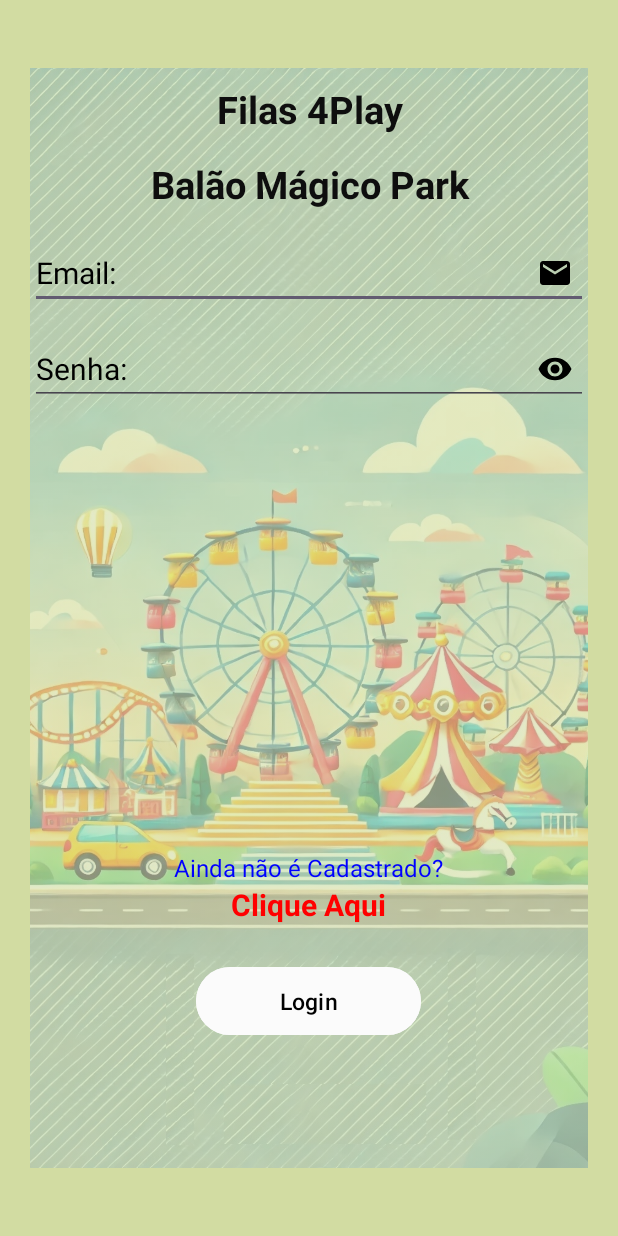
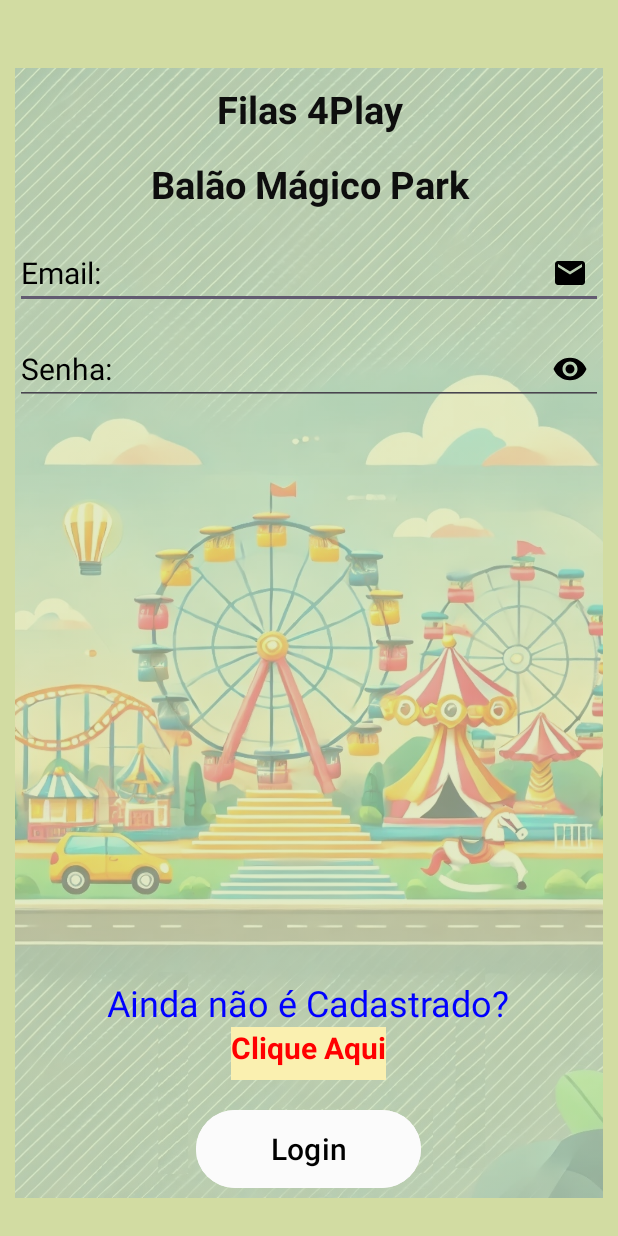
Before and after one commit to Cinthiacs/Filas-4play, an Android app: the screen it shows after launch (MainActivity), on a phone screen of 412 x 824 dp. Run offline under Robolectric (Android 15) with nearby library versions, the phone set to English and light mode, and no system bars; our stand-ins replace Firebase (no records; nobody signed in at launch, a user with empty details on screens opened directly).

Commit message:
Feito testes, funcionando!

```diff
--- a/app/src/main/java/com/example/filas4play/TelaCadastroActivity.java
+++ b/app/src/main/java/com/example/filas4play/TelaCadastroActivity.java
@@ -184,11 +184,20 @@ public class TelaCadastroActivity extends AppCompatActivity {
                 !TextUtils.isEmpty(cliente.getEmail()) && !TextUtils.isEmpty(senha) &&
                 !TextUtils.isEmpty(confirmarsenha)) {
 
-            if (senha.equals(confirmarsenha)) {
-                progressBar.setVisibility(View.VISIBLE);
+            if (!senha.equals(confirmarsenha)) {
+                Toast.makeText(TelaCadastroActivity.this, "A senha deve ser a mesma para ambos os campos", Toast.LENGTH_SHORT).show();
+                return;
             }
 
-            mAuth.createUserWithEmailAndPassword(cliente.getEmail(),senha).addOnCompleteListener(new OnCompleteListener<AuthResult>() {
+            if (senha.length() < 6) {
+                Toast.makeText(TelaCadastroActivity.this, "A senha deve ter no mínimo 6 caracteres", Toast.LENGTH_SHORT).show();
+                return;
+            }
+
+            progressBar.setVisibility(View.VISIBLE);
+
+            mAuth.createUserWithEmailAndPassword(cliente.getEmail(), senha)
+                    .addOnCompleteListener(new OnCompleteListener<AuthResult>() {
                         @Override
                         public void onComplete(@NonNull Task<AuthResult> task) {
                             if (task.isSuccessful()) {
@@ -208,9 +217,9 @@ public class TelaCadastroActivity extends AppCompatActivity {
                     });
 
         } else {
-            Toast.makeText(TelaCadastroActivity.this, "A senha deve ser a mesma para ambos os campos", Toast.LENGTH_SHORT).show();
+            Toast.makeText(TelaCadastroActivity.this, "Preencha todos os campos obrigatórios", Toast.LENGTH_SHORT).show();
+        }
 
-        }
     }
     private void limparCampos() {
         edt_nome_register.setText("");
--- a/app/src/main/res/layout/activity_main.xml
+++ b/app/src/main/res/layout/activity_main.xml
@@ -1,23 +1,25 @@
 <?xml version="1.0" encoding="utf-8"?>
+
 <RelativeLayout
     xmlns:android="http://schemas.android.com/apk/res/android"
     xmlns:tools="http://schemas.android.com/tools"
     android:layout_width="match_parent"
     android:layout_height="match_parent"
     android:background="#D2DCA2"
-    android:paddingStart="20dp"
-    android:paddingEnd="20dp"
+    android:paddingStart="10dp"
+    android:paddingEnd="10dp"
     android:paddingTop="45dp"
-    android:paddingBottom="45dp"
+    android:paddingBottom="5dp"
     tools:context=".MainActivity">
 
     <ImageView
         android:id="@+id/background_image"
-        android:layout_width="match_parent"
-        android:layout_height="match_parent"
-        android:src="@drawable/parque_plano_fundo"
+        android:layout_width="wrap_content"
+        android:layout_height=  "wrap_content"
+        android:layout_centerInParent="true"
+        android:alpha="0.4"
         android:scaleType="centerCrop"
-        android:alpha="0.4"/>
+        android:src="@drawable/parque_plano_fundo" />
 
     <TextView
         android:id="@+id/txt_titulo"
@@ -111,10 +113,12 @@
 
     <LinearLayout
         android:id="@+id/area_cadastro"
-        android:layout_width="match_parent"
-        android:layout_height="wrap_content"
+        android:layout_width="391dp"
+        android:layout_height="109dp"
         android:layout_below="@id/layout_email"
-        android:layout_marginTop="353dp"
+        android:layout_alignParentBottom="true"
+        android:layout_centerHorizontal="true"
+        android:layout_marginTop="415dp"
         android:gravity="center"
         android:orientation="vertical">
 
@@ -124,13 +128,14 @@
             android:gravity="center"
             android:text="@string/txt_cadastro"
             android:textColor="#0000FF"
-            android:textSize="16sp" />
+            android:textSize="24sp" />
 
         <TextView
             android:id="@+id/btn_cadastro_click"
             android:layout_width="wrap_content"
             android:layout_height="wrap_content"
             android:paddingBottom="8dp"
+            android:background="#FAF0B0"
             android:text="@string/clique_aqui"
             android:textColor="#FF0000"
             android:textSize="20sp"
@@ -147,12 +152,13 @@
             <Button
                 android:id="@+id/btn_abre_tela_Login"
                 android:layout_width="150dp"
-                android:layout_height="wrap_content"
+                android:layout_height="60dp"
                 android:backgroundTint="#FBFBFB"
-                android:padding="12dp"
+                android:paddingVertical="8dp"
+                android:paddingHorizontal="18dp"
                 android:text="@string/login"
                 android:textColor="@color/black"
-                android:textSize="15sp" />
+                android:textSize="20sp" />
         </LinearLayout>
 
         <ProgressBar
```
Lines whose indentation alone changed are shown as unchanged.
